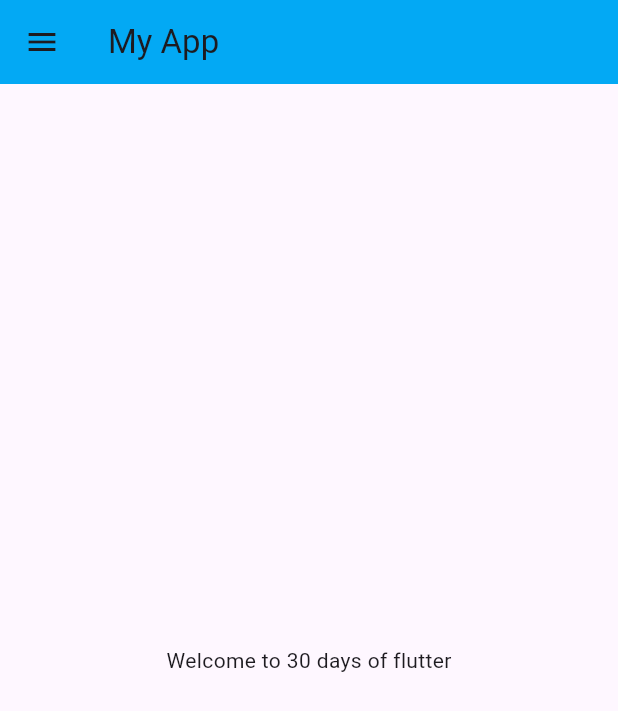
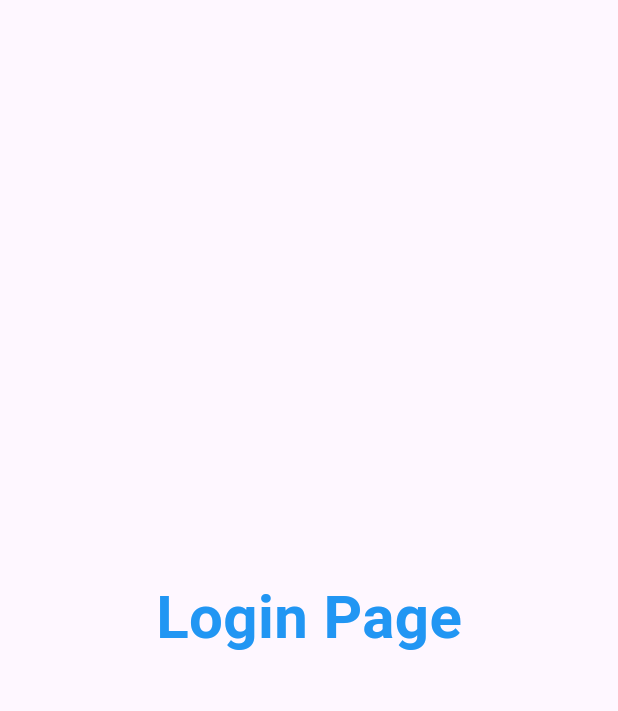
Before and after one commit to tamim295/flutter_project, a Flutter app: the screen it shows after launch, on a phone screen of 412 x 824 dp. Shown: the top 711 px of the screen. Run offline on Flutter 3.47's test engine with Material 3 defaults, Android fonts, the phone set to English and light mode, and no system bars.

Commit message:
DAY 3 complete login

```diff
--- a/lib/main.dart
+++ /dev/null
@@ -1,17 +0,0 @@
-import 'package:flutter/material.dart';
-import 'package:flutter_project/home_page.dart';
-
-void main() {
-  runApp(const MyApp());
-}
-
-class MyApp extends StatelessWidget {
-  const MyApp({super.key});
-
-  @override
-  Widget build(BuildContext context) {
-    return const MaterialApp(
-      home: HomePage(),
-    );
-  }
-}
--- a/lib/home_page.dart
+++ b/lib/pages/home_page.dart
@@ -7,15 +7,16 @@ class HomePage extends StatelessWidget {
   Widget build(BuildContext Context) {
     return Scaffold(
       appBar: AppBar(
-        backgroundColor: Colors.lightBlue,
-        title: Text('My App'),
+        backgroundColor: Colors.green,
+        // backgroundColor: Colors.teal,
+        title: const Text('My App'),
       ),
       body: Center(
         child: Container(
-          child: Text("Welcome to 30 days of flutter"),
+          child: const Text("Welcome to 30 days of flutter"),
         ),
       ),
-      drawer: Drawer(),
+      drawer: const Drawer(),
     );
   }
 }
--- /dev/null
+++ b/lib/pages/login.dart
@@ -0,0 +1,16 @@
+import 'package:flutter/material.dart';
+
+class LoginPage extends StatelessWidget {
+  @override
+  Widget build(BuildContext context) {
+    return Material(
+      child: Center(
+        child: Text(
+          "Login Page",
+          style: TextStyle(
+              fontSize: 40, color: Colors.blue, fontWeight: FontWeight.bold),
+        ),
+      ),
+    );
+  }
+}
--- /dev/null
+++ b/lib/pages/main.dart
@@ -0,0 +1,22 @@
+import 'package:flutter/material.dart';
+import 'package:flutter_project/pages/home_page.dart';
+import 'package:flutter_project/pages/login.dart';
+
+void main() {
+  runApp(const MyApp());
+}
+
+class MyApp extends StatelessWidget {
+  const MyApp({super.key});
+
+  @override
+  Widget build(BuildContext context) {
+    return MaterialApp(
+      routes: {
+        "/": (context) => LoginPage(),
+        "/home": (context) => HomePage(),
+        "/login": (context) => LoginPage()
+      },
+    );
+  }
+}
```
Also changed, not shown: 1 other file.
